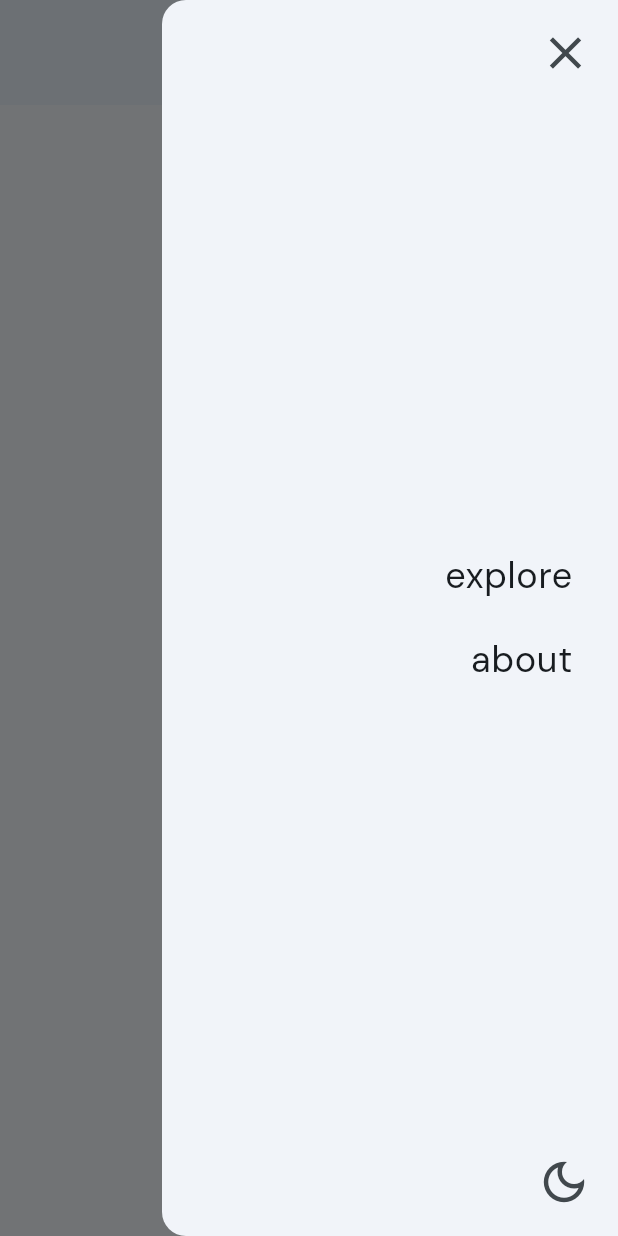
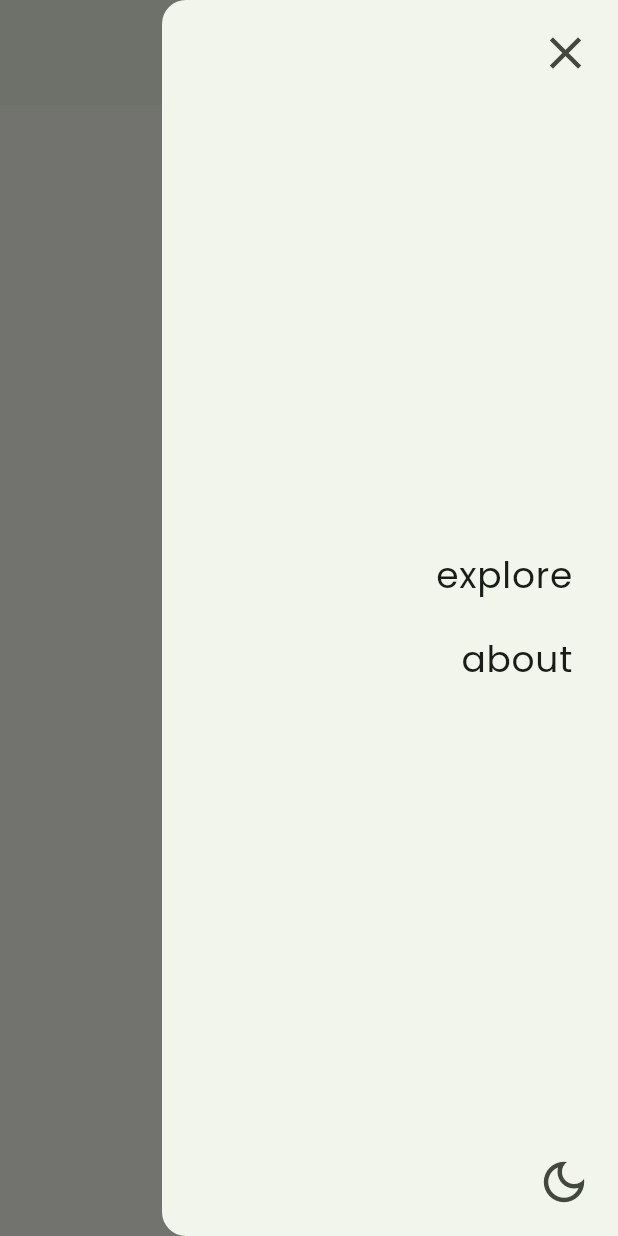
Before and after one commit to boyzwhocried/bwc_web1, a Flutter app: the screen it shows after launch, with the side drawer open, on a phone screen of 412 x 824 dp. Run offline on Flutter 3.47's test engine with Material 2 defaults, Android fonts, the phone set to English and light mode, and no system bars; our stand-ins replace google_fonts.

Commit message:
theme color, responsiveness, padding changes

```diff
--- a/lib/main.dart
+++ b/lib/main.dart
@@ -21,14 +21,16 @@ class MyApp extends StatelessWidget {
           title: 'boyzwhocried',
           theme: ThemeData(
             brightness: Brightness.light,
-            fontFamily: GoogleFonts.dmSans().fontFamily,
-            colorSchemeSeed: const Color.fromARGB(255, 58, 137, 183),
+            fontFamily: GoogleFonts.poppins().fontFamily,
+            // colorSchemeSeed: const Color.fromARGB(255, 58, 137, 183),
+            colorSchemeSeed: const Color.fromARGB(255, 215, 255, 195),
             useMaterial3: true,
           ),
           darkTheme: ThemeData(
             brightness: Brightness.dark,
-            fontFamily: GoogleFonts.dmSans().fontFamily,
-            colorSchemeSeed: const Color.fromARGB(255, 58, 137, 183),
+            fontFamily: GoogleFonts.poppins().fontFamily,
+            // colorSchemeSeed: const Color.fromARGB(255, 58, 137, 183),
+            colorSchemeSeed: const Color.fromARGB(255, 215, 255, 195),
             useMaterial3: true,
           ),
           themeMode:
--- a/lib/screens/home_screen.dart
+++ b/lib/screens/home_screen.dart
@@ -12,21 +12,33 @@ class HomeScreen extends StatelessWidget {
   @override
   Widget build(BuildContext context) {
     DeviceType deviceType = getDeviceType(context);
+    double screenWidth = getScreenWidth(context);
+    // double screenHeight = getScreenHeight(context);
 
     return Scaffold(
       endDrawer: const MainDrawer(),
       appBar: AppBar(
-        toolbarHeight: 70,
+        toolbarHeight:
+            deviceType != DeviceType.phone ? 70 + screenWidth / 80 : 70,
         backgroundColor:
             Theme.of(context).colorScheme.inversePrimary.withOpacity(0.1),
-        title: const AnimatedFadeInText(
+        title: Padding(
+          padding: EdgeInsets.only(
+              left: deviceType != DeviceType.phone
+                  ? (10 / 100) * screenWidth
+                  : 0),
+          child: AnimatedFadeInText(
             text: 'boyzwhocried',
             textStyle: TextStyle(
-            letterSpacing: 2.0,
-            fontWeight: FontWeight.bold,
+              // letterSpacing: 2.0,
+              fontWeight: FontWeight.w600,
+              fontSize: 20 + screenWidth / 100,
             ),
-          slideDirection: SlideDirection.topToBottom,
+            slideDirection: deviceType == DeviceType.phone
+                ? SlideDirection.topToBottom
+                : SlideDirection.leftToRight,
             curveType: Curves.easeInOutCubic,
+          ),
         ),
         centerTitle: deviceType == DeviceType.phone,
         actions: [
@@ -43,8 +55,9 @@ class HomeScreen extends StatelessWidget {
                         letterSpacing: 3.0,
                         fontSize: 18,
                       ),
-                      slideDirection: SlideDirection.rightToLeft,
+                      slideDirection: SlideDirection.topToBottom,
                       curveType: Curves.easeInOutCubic,
+                      delay: Duration(milliseconds: 200),
                     ),
                   ),
                   TextButton(
@@ -55,11 +68,17 @@ class HomeScreen extends StatelessWidget {
                         letterSpacing: 3.0,
                         fontSize: 18,
                       ),
-                      slideDirection: SlideDirection.rightToLeft,
+                      slideDirection: SlideDirection.topToBottom,
                       curveType: Curves.easeInOutCubic,
+                      delay: Duration(milliseconds: 400),
                     ),
                   ),
-                  Consumer<DarkModeProvider>(
+                  Padding(
+                    padding: EdgeInsets.only(
+                      left: 3,
+                      right: (10 / 100) * screenWidth,
+                    ),
+                    child: Consumer<DarkModeProvider>(
                       builder: (context, darkModeProvider, child) {
                         return IconButton(
                           onPressed: () {
@@ -69,8 +88,12 @@ class HomeScreen extends StatelessWidget {
                             iconData: darkModeProvider.isDarkMode
                                 ? Icons.light_mode_outlined
                                 : Icons.dark_mode_outlined,
-                          ));
+                            delay: const Duration(milliseconds: 500),
+                          ),
+                          iconSize: 36,
+                        );
                       },
+                    ),
                   ),
                 ],
               ),
--- a/lib/utils/custom_animated_fade_in_icon.dart
+++ b/lib/utils/custom_animated_fade_in_icon.dart
@@ -6,12 +6,15 @@ class AnimatedFadeInIcon extends StatefulWidget {
   final IconData iconData; // The icon data that you want to display and fade in
   final Duration? duration; // Optional: The duration of the fade-in animation
   final Curve? curve; // Optional: The curve of the fade-in animation
+  final Duration?
+      delay; // Optional: The delay before starting the fade-in animation
 
   const AnimatedFadeInIcon({
     super.key,
     required this.iconData,
     this.duration,
     this.curve,
+    this.delay,
   });
 
   @override
@@ -24,8 +27,8 @@ class _AnimatedFadeInIconState extends State<AnimatedFadeInIcon> {
   @override
   void initState() {
     super.initState();
-    // After a short delay, set _isIconVisible to true to start the fade-in animation
-    Future.delayed(const Duration(milliseconds: 500), () {
+    // Apply the provided delay before starting the fade-in animation
+    Future.delayed(widget.delay ?? Duration.zero, () {
       setState(() {
         _isIconVisible = true;
       });
--- a/lib/utils/custom_animated_fade_in_text.dart
+++ b/lib/utils/custom_animated_fade_in_text.dart
@@ -10,20 +10,22 @@ enum SlideDirection {
   rightToLeft,
 }
 
-
 class AnimatedFadeInText extends StatefulWidget {
   final String text;
   final TextStyle? textStyle;
-  final Duration? duration; // Allow duration to be null (optional)
+  final Duration? duration;
   final SlideDirection? slideDirection;
   final Curve? curveType;
+  final Duration? delay; // Allow delay to be null (optional)
 
-  const AnimatedFadeInText({super.key,
+  const AnimatedFadeInText({
+    super.key,
     required this.text,
     this.textStyle,
-    this.duration, // Make duration optional
+    this.duration,
     this.slideDirection,
     this.curveType,
+    this.delay, // Make delay optional
   });
 
   @override
@@ -41,12 +43,12 @@ class _AnimatedFadeInTextState extends State<AnimatedFadeInText>
     super.initState();
     _animationController = AnimationController(
       vsync: this,
-      duration: widget.duration ?? const Duration(milliseconds: 500), // Use default duration if not provided
+      duration: widget.duration ?? const Duration(milliseconds: 500),
     );
 
     _slideAnimation = _createSlideAnimation();
 
-    Timer(widget.duration ?? const Duration(milliseconds: 500), () {
+    Timer(widget.delay ?? const Duration(milliseconds: 0), () {
       setState(() {
         opacityLevel = 1.0;
         _animationController.forward();
@@ -67,8 +69,6 @@ class _AnimatedFadeInTextState extends State<AnimatedFadeInText>
       case SlideDirection.bottomToTop:
         return Tween<Offset>(
           begin: const Offset(0, 1),
-
-
           end: Offset.zero,
         ).animate(CurvedAnimation(
           parent: _animationController,
@@ -110,7 +110,7 @@ class _AnimatedFadeInTextState extends State<AnimatedFadeInText>
       position: _slideAnimation,
       child: AnimatedOpacity(
         opacity: opacityLevel,
-        duration: widget.duration ?? const Duration(milliseconds: 500), // Use default duration if not provided
+        duration: widget.duration ?? const Duration(milliseconds: 500),
         child: Text(
           widget.text,
           style: widget.textStyle ?? Theme.of(context).textTheme.bodyMedium,
--- a/pubspec.yaml
+++ b/pubspec.yaml
@@ -76,6 +76,10 @@ flutter:
   # list giving the asset and other descriptors for the font. For
   # example:
   # fonts:
+  #   - family: AkiraExpanded
+  #     fonts:
+  #       - asset: assets\fonts\AkiraExpanded.otf
+  # fonts:
   #   - family: Schyler
   #     fonts:
   #       - asset: fonts/Schyler-Regular.ttf
```
Also changed, not shown: assets/fonts/AkiraExpanded.otf (renamed from assets/fonts/Akira Expanded Demo.otf). Lines whose indentation alone changed are shown as unchanged.
